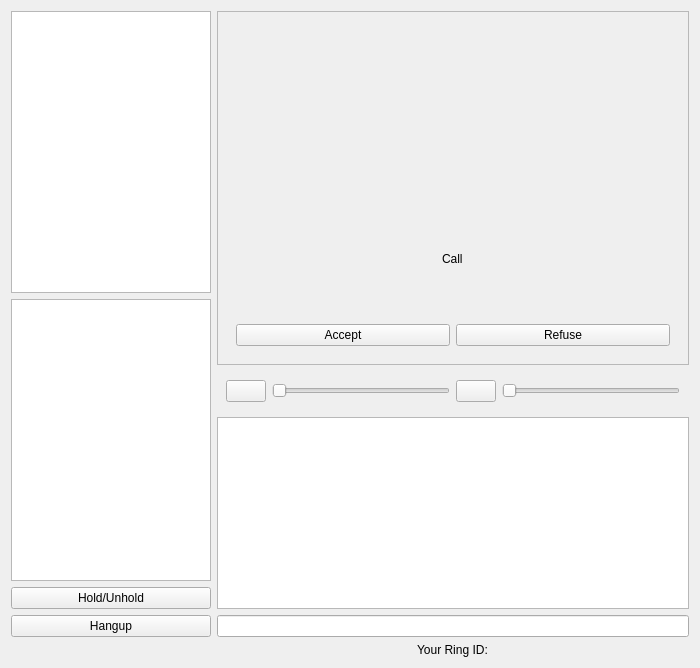
Old version of the form callwidget.ui in the repository savoirfairelinux/jami-client-windows.
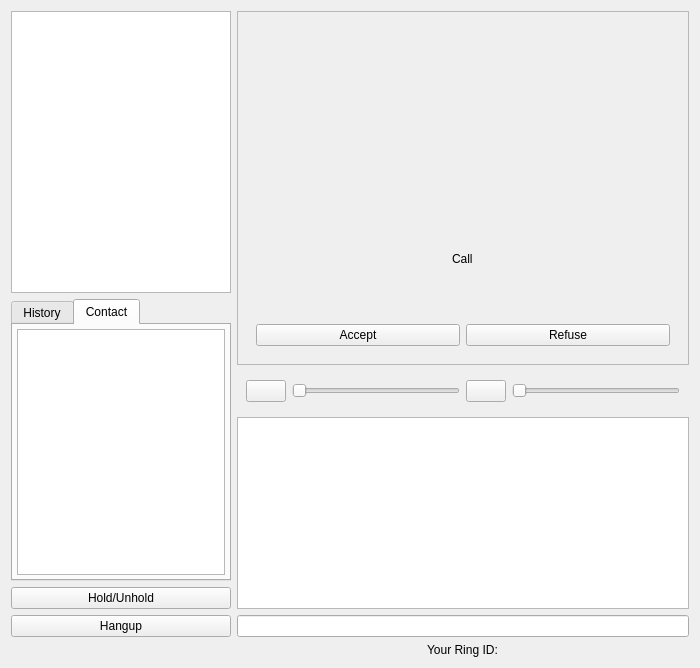
New version of the form. Icons and pictures are not drawn. Custom widgets are drawn as their Qt base class.

Patch:
```diff
--- a/callwidget.ui
+++ b/callwidget.ui
@@ -49,12 +49,40 @@
          </property>
          <property name="maximumSize">
           <size>
-           <width>200</width>
+           <width>220</width>
            <height>16777215</height>
           </size>
          </property>
         </widget>
        </item>
+       <item>
+        <widget class="QTabWidget" name="tabWidget">
+         <property name="maximumSize">
+          <size>
+           <width>220</width>
+           <height>16777215</height>
+          </size>
+         </property>
+         <property name="currentIndex">
+          <number>1</number>
+         </property>
+         <widget class="QWidget" name="historyTab">
+          <attribute name="title">
+           <string>History</string>
+          </attribute>
+          <layout class="QVBoxLayout" name="verticalLayout_6">
+           <property name="leftMargin">
+            <number>4</number>
+           </property>
+           <property name="topMargin">
+            <number>4</number>
+           </property>
+           <property name="rightMargin">
+            <number>0</number>
+           </property>
+           <property name="bottomMargin">
+            <number>4</number>
+           </property>
        <item>
         <widget class="QTreeView" name="historyList">
          <property name="sizePolicy">
@@ -75,6 +103,32 @@
            <height>16777215</height>
           </size>
          </property>
+            </widget>
+           </item>
+          </layout>
+         </widget>
+         <widget class="QWidget" name="contactTab">
+          <attribute name="title">
+           <string>Contact</string>
+          </attribute>
+          <layout class="QHBoxLayout" name="horizontalLayout_3">
+           <property name="leftMargin">
+            <number>4</number>
+           </property>
+           <property name="topMargin">
+            <number>4</number>
+           </property>
+           <property name="rightMargin">
+            <number>4</number>
+           </property>
+           <property name="bottomMargin">
+            <number>4</number>
+           </property>
+           <item>
+            <widget class="QTreeView" name="contactView"/>
+           </item>
+          </layout>
+         </widget>
         </widget>
        </item>
       </layout>
```
Lines whose indentation alone changed are shown as unchanged.
